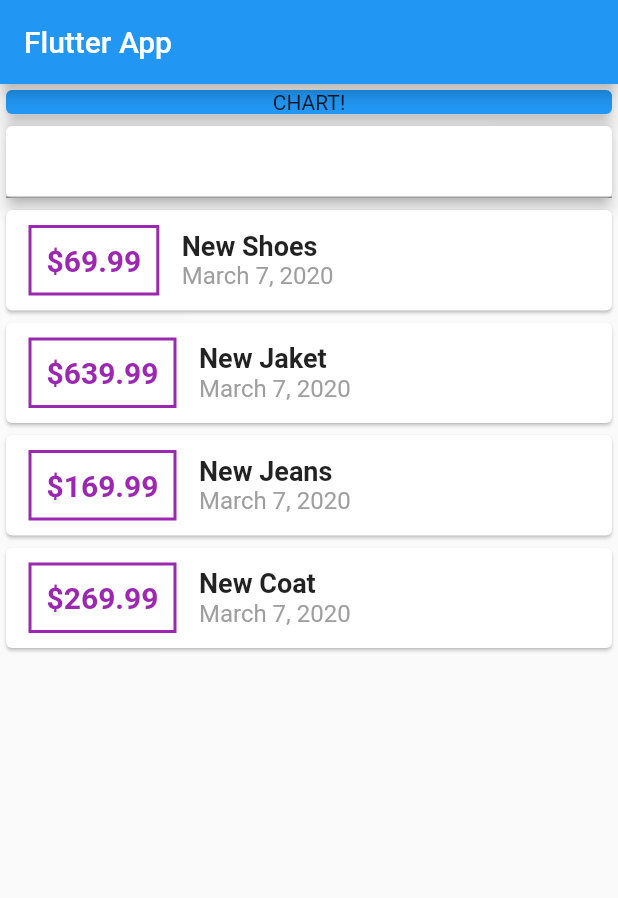
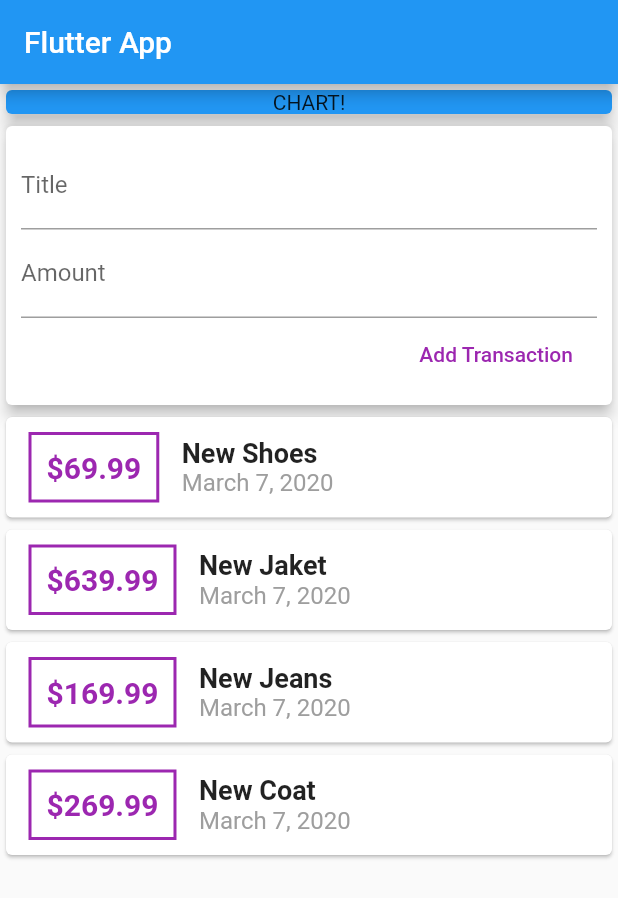
Before and after one commit to SherifKamalSalem/shopping_app, a Flutter app: the screen it shows after launch, on a phone screen of 412 x 824 dp. Shown: the top 898 px of the screen. Run offline on Flutter 3.47's test engine with Material 2 defaults, Android fonts, the phone set to English and light mode, and no system bars.

Commit message:
split widget and handle user input

```diff
--- a/lib/main.dart
+++ b/lib/main.dart
@@ -1,6 +1,7 @@
 import 'package:flutter/material.dart';
-import 'transaction.dart';
-import 'package:intl/intl.dart';
+import 'package:shopping_app/widgets/new_transaction.dart';
+import 'package:shopping_app/widgets/user_transactions.dart';
+import 'widgets/transaction_list.dart';
 
 void main() => runApp(MyApp());
 
@@ -19,16 +20,6 @@ class MyApp extends StatelessWidget {
 }
 
 class MyHomePage extends StatelessWidget {
-  List<Transaction> transactions = [
-    Transaction(
-        id: "t1", title: 'New Shoes', amount: 69.99, date: DateTime.now()),
-    Transaction(
-        id: "t2", title: 'New Jaket', amount: 639.99, date: DateTime.now()),
-    Transaction(
-        id: "t3", title: 'New Jeans', amount: 169.99, date: DateTime.now()),
-    Transaction(
-        id: "t4", title: 'New Coat', amount: 269.99, date: DateTime.now()),
-  ];
   @override
   Widget build(BuildContext context) {
     return Scaffold(
@@ -50,51 +41,7 @@ class MyHomePage extends StatelessWidget {
               elevation: 5,
             ),
           ),
-          Card(
-            elevation: 4,
-            child: Column(
-              children: <Widget>[
-                TextField(),
-              ],
-            ),
-          ),
-          Column(
-            children: transactions.map((tx) {
-              return Card(
-                  child: Row(
-                children: <Widget>[
-                  Container(
-                    margin: EdgeInsets.symmetric(vertical: 10, horizontal: 15),
-                    decoration: BoxDecoration(
-                      border: Border.all(color: Colors.purple, width: 2),
-                    ),
-                    padding: EdgeInsets.all(10),
-                    child: Text(
-                      '\$${tx.amount}',
-                      style: TextStyle(
-                          fontWeight: FontWeight.bold,
-                          fontSize: 20,
-                          color: Colors.purple),
-                    ),
-                  ),
-                  Column(
-                    crossAxisAlignment: CrossAxisAlignment.start,
-                    children: <Widget>[
-                      Text(
-                        tx.title,
-                        style: TextStyle(
-                            fontWeight: FontWeight.bold, fontSize: 18),
-                      ),
-                      Text(
-                        DateFormat.yMMMMd().format(tx.date),
-                        style: TextStyle(color: Colors.grey, fontSize: 16),
-                      ),
-                    ],
-                  ),
-                ],
-              ));
-            }).toList(),
-          )
+          UserTransactions()
         ],
       ),
     );
--- /dev/null
+++ b/lib/widgets/new_transaction.dart
@@ -0,0 +1,40 @@
+import 'package:flutter/material.dart';
+
+class NewTransaction extends StatelessWidget {
+
+final titleController = TextEditingController();
+final amountController = TextEditingController();
+final Function addNewTransaction;
+
+NewTransaction(this.addNewTransaction);
+
+  @override
+  Widget build(BuildContext context) {
+    return Card(
+      elevation: 4,
+      child: Container(
+        padding: EdgeInsets.all(10),
+        child: Column(
+          crossAxisAlignment: CrossAxisAlignment.end,
+          children: <Widget>[
+            TextField(
+              decoration: InputDecoration(labelText: 'Title'),
+              controller: titleController,
+            ),
+            TextField(
+              decoration: InputDecoration(labelText: 'Amount'),
+              controller: amountController,
+            ),
+            FlatButton(
+              child: Text("Add Transaction"),
+              textColor: Colors.purple,
+              onPressed: () {
+                addNewTransaction(titleController.text, double.parse(amountController.text));
+              },
+            ),
+          ],
+        ),
+      ),
+    );
+  }
+}
--- /dev/null
+++ b/lib/widgets/transaction_list.dart
@@ -0,0 +1,50 @@
+import 'package:flutter/material.dart';
+import 'package:shopping_app/models/transaction.dart';
+import 'package:intl/intl.dart';
+
+class TransactionList extends StatelessWidget {
+final List<Transaction> transactions;
+
+TransactionList(this.transactions);
+
+  @override
+  Widget build(BuildContext context) {
+    return Container(
+        child: Column(
+      children: transactions.map((tx) {
+        return Card(
+            child: Row(
+          children: <Widget>[
+            Container(
+              margin: EdgeInsets.symmetric(vertical: 10, horizontal: 15),
+              decoration: BoxDecoration(
+                border: Border.all(color: Colors.purple, width: 2),
+              ),
+              padding: EdgeInsets.all(10),
+              child: Text(
+                '\$${tx.amount}',
+                style: TextStyle(
+                    fontWeight: FontWeight.bold,
+                    fontSize: 20,
+                    color: Colors.purple),
+              ),
+            ),
+            Column(
+              crossAxisAlignment: CrossAxisAlignment.start,
+              children: <Widget>[
+                Text(
+                  tx.title,
+                  style: TextStyle(fontWeight: FontWeight.bold, fontSize: 18),
+                ),
+                Text(
+                  DateFormat.yMMMMd().format(tx.date),
+                  style: TextStyle(color: Colors.grey, fontSize: 16),
+                ),
+              ],
+            ),
+          ],
+        ));
+      }).toList(),
+    ));
+  }
+}
--- /dev/null
+++ b/lib/widgets/user_transactions.dart
@@ -0,0 +1,36 @@
+import 'package:flutter/material.dart';
+import 'package:shopping_app/widgets/new_transaction.dart';
+import 'package:shopping_app/widgets/transaction_list.dart';
+import 'package:shopping_app/models/transaction.dart';
+
+class UserTransactions extends StatefulWidget {
+  @override
+  _UserTransactionsState createState() => _UserTransactionsState();
+}
+
+class _UserTransactionsState extends State<UserTransactions> {
+  final List<Transaction> _userTransactions = [
+    Transaction(
+        id: "t1", title: 'New Shoes', amount: 69.99, date: DateTime.now()),
+    Transaction(
+        id: "t2", title: 'New Jaket', amount: 639.99, date: DateTime.now()),
+    Transaction(
+        id: "t3", title: 'New Jeans', amount: 169.99, date: DateTime.now()),
+    Transaction(
+        id: "t4", title: 'New Coat', amount: 269.99, date: DateTime.now()),
+  ];
+
+  void _addNewTransaction(String title, double amount) {
+    final newTransaction = Transaction(title: title, amount: amount, date: DateTime.now(), id: DateTime.now().toString());
+    setState(() {
+      _userTransactions.add(newTransaction);
+    });
+  }
+
+  @override
+  Widget build(BuildContext context) {
+    return Column(
+      children: <Widget>[NewTransaction(_addNewTransaction), TransactionList(_userTransactions)],
+    );
+  }
+}
```
Also changed, not shown: lib/models/transaction.dart (renamed from lib/transaction.dart).
